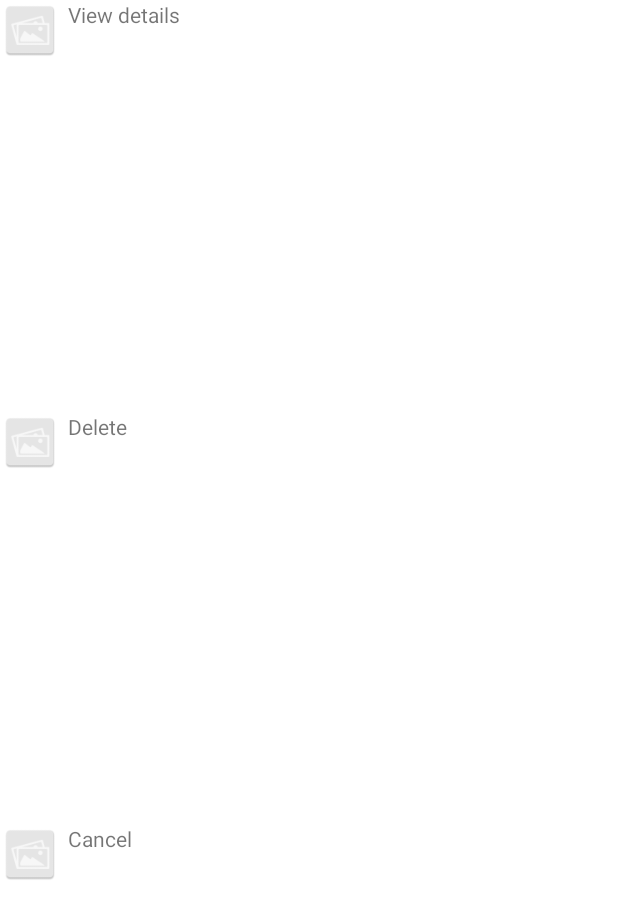
After one commit to dodgero11/AlbumAppGroup5, an Android app: the layout fragment_image_options.xml on its own in the app's theme, with its tools: preview values and no code run, on a phone screen of 412 x 824 dp. The commit adds this screen. Shown: the top 919 px of the screen. Run offline under Robolectric (Android 15) with nearby library versions, the phone set to English and light mode, and no system bars.

Commit message:
xml for options fragment
to be attached to activities with grid image view
class definition soon

```diff
--- /dev/null
+++ b/AlbumAppGroup5/app/src/main/res/layout/fragment_image_options.xml
@@ -0,0 +1,83 @@
+<LinearLayout
+    xmlns:android="http://schemas.android.com/apk/res/android"
+    android:layout_width="match_parent"
+    android:layout_height="match_parent"
+    android:orientation="vertical">
+
+    <LinearLayout
+        android:layout_width="match_parent"
+        android:layout_height="0dp"
+        android:layout_weight="1"
+        android:focusable="true"
+        android:orientation="horizontal"
+        android:clickable="true"
+        android:id="@+id/detailsOption">
+
+        <ImageView
+            android:layout_width="wrap_content"
+            android:layout_height="wrap_content"
+            android:adjustViewBounds="true"
+            android:scaleType="fitCenter"
+            android:layout_marginEnd="5dp"
+            android:maxHeight="40dp"
+            android:maxWidth="40dp"
+            android:src="@mipmap/placeholder_image"/>
+
+        <TextView
+            android:layout_width="wrap_content"
+            android:layout_height="wrap_content"
+            android:text="@string/viewDetails"/>
+    </LinearLayout>
+
+    <LinearLayout
+        android:layout_width="match_parent"
+        android:layout_height="0dp"
+        android:layout_weight="1"
+        android:focusable="true"
+        android:orientation="horizontal"
+        android:clickable="true"
+        android:id="@+id/deleteOption">
+
+        <ImageView
+            android:layout_width="wrap_content"
+            android:layout_height="wrap_content"
+            android:adjustViewBounds="true"
+            android:scaleType="fitCenter"
+            android:layout_marginEnd="5dp"
+            android:maxHeight="40dp"
+            android:maxWidth="40dp"
+            android:src="@mipmap/placeholder_image"/>
+
+        <TextView
+            android:layout_width="wrap_content"
+            android:layout_height="wrap_content"
+            android:text="@string/delete"/>
+    </LinearLayout>
+
+    <LinearLayout
+        android:layout_width="match_parent"
+        android:layout_height="0dp"
+        android:layout_weight="1"
+        android:focusable="true"
+        android:orientation="horizontal"
+        android:clickable="true"
+        android:id="@+id/cancelOption">
+
+        <ImageView
+            android:layout_width="wrap_content"
+            android:layout_height="wrap_content"
+            android:adjustViewBounds="true"
+            android:scaleType="fitCenter"
+            android:layout_marginEnd="5dp"
+            android:maxHeight="40dp"
+            android:maxWidth="40dp"
+            android:src="@mipmap/placeholder_image"/>
+
+        <TextView
+            android:layout_width="wrap_content"
+            android:layout_height="wrap_content"
+            android:text="@string/cancel"/>
+    </LinearLayout>
+
+
+</LinearLayout>
--- a/AlbumAppGroup5/app/src/main/res/values/strings.xml
+++ b/AlbumAppGroup5/app/src/main/res/values/strings.xml
@@ -1,3 +1,8 @@
 <resources>
     <string name="app_name">Album App Group 5</string>
+
+    <!-- image options list  -->
+    <string name="viewDetails">View details</string>
+    <string name="delete">Delete</string>
+    <string name="cancel">Cancel</string>
 </resources>
```
